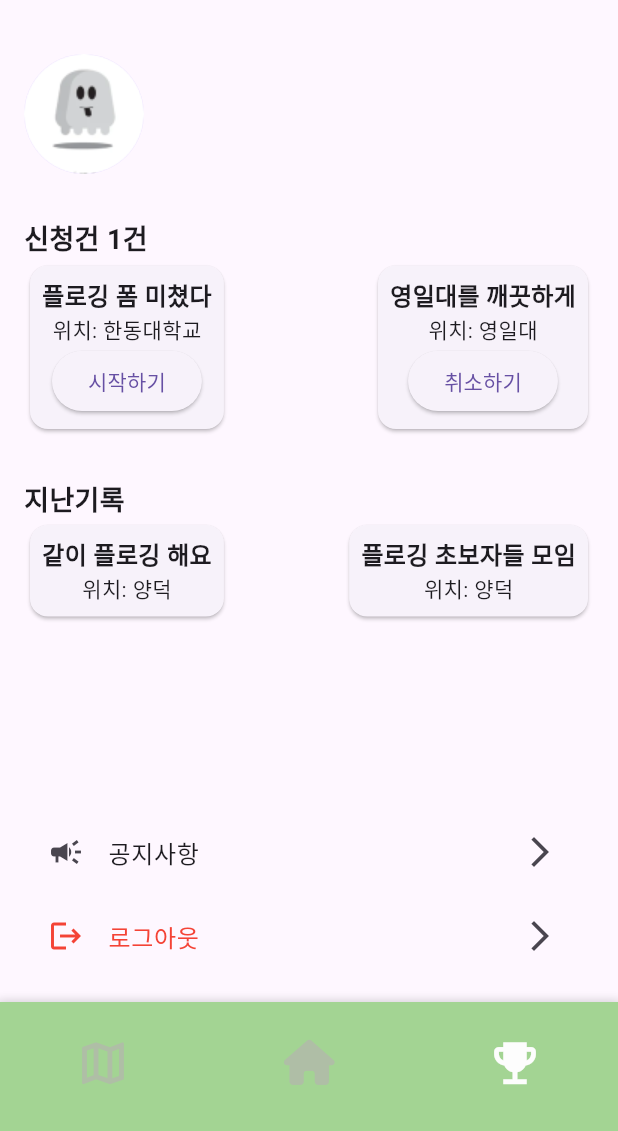
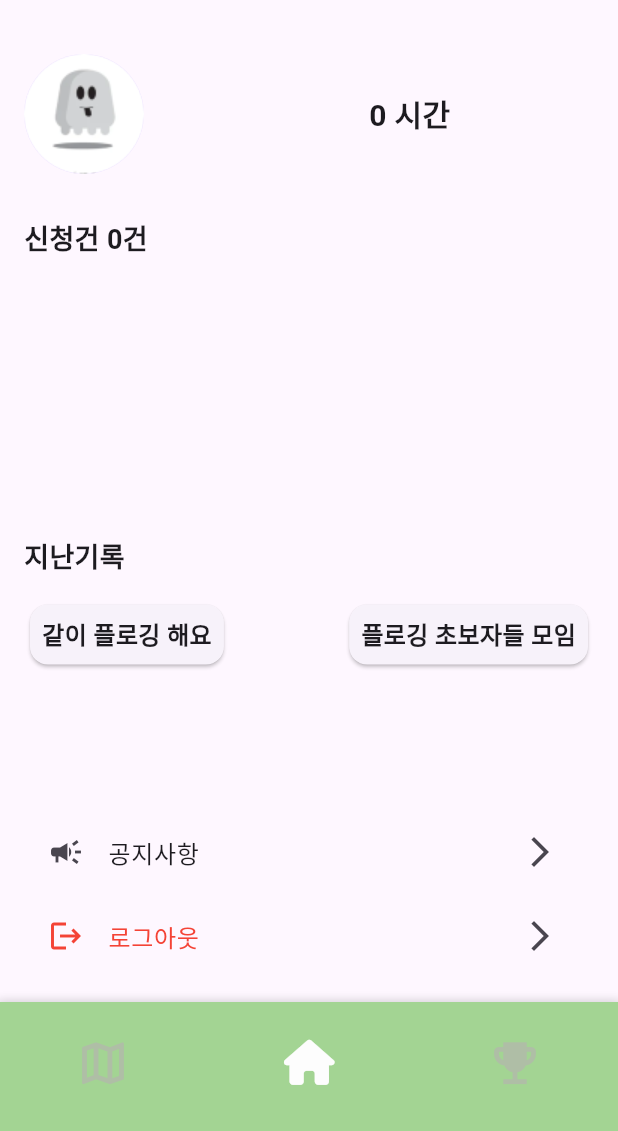
Before and after one commit to hzlloni/EveryPlogging, a Flutter app: the Profile screen opened directly, on a phone screen of 412 x 824 dp, the part 105-1236 px from its top. Run offline on Flutter 3.47's test engine with Material 3 defaults, Android fonts, the phone set to English and light mode, and no system bars; our stand-ins replace carousel_slider, cloud_firestore, firebase_auth, firebase_core, firebase_storage, font_awesome_flutter and 4 more; missing offline and left inert: google_ml_kit; accounts and stored records are empty.

Commit message:
change profile

```diff
--- a/lib/profile.dart
+++ b/lib/profile.dart
@@ -16,7 +16,8 @@ class Profile extends StatefulWidget {
 class _ProfileState extends State<Profile> {
   String name = '';
   String school = '';
-  int hours = 0;
+  int mytime = 0;
+  List<String> attend = [];
 
   @override
   void initState() {
@@ -33,7 +34,8 @@ class _ProfileState extends State<Profile> {
       setState(() {
         name = userDoc['name'];
         school = userDoc['school'];
-        //hours = userDoc['hours'];
+        mytime = userDoc['mytime'];
+        attend = List<String>.from(userDoc['attend'] ?? []);
       });
     }
   }
@@ -52,7 +54,7 @@ class _ProfileState extends State<Profile> {
     return Scaffold(
       appBar: SubAppBar(),
       bottomNavigationBar: BottomNavi(
-        selectedIndex: 2,
+        selectedIndex: 1,
         onItemTapped: (index) {
           print('Selected Index: $index');
         },
@@ -83,24 +85,31 @@ class _ProfileState extends State<Profile> {
                     ),
                   ],
                 ),
-                Spacer(),
-                // Text(
-                //     "$hours시간",
-                //     style: TextStyle(fontSize: 20, fontWeight: FontWeight.bold),
-                //     ),
+                //Spacer(),
+                SizedBox(width: 130),
+                Text(
+                  "$mytime 시간",
+                  style: TextStyle(fontSize: 20, fontWeight: FontWeight.bold),
+                ),
               ],
             ),
             SizedBox(height: 30),
-            _buildSectionHeader("신청건 1건"),
-            Row(
-              mainAxisAlignment: MainAxisAlignment.spaceBetween,
-              children: [
-                _buildRequestCard("플로깅 폼 미쳤다", "한동대학교", "시작하기"),
-                _buildRequestCard("영일대를 깨끗하게", "영일대", "취소하기"),
-              ],
+            _buildSectionHeader("신청건 ${attend.length}건"),
+            SizedBox(height: 15),
+            SizedBox(
+              height: 140, // Adjust the height as needed
+              child: SingleChildScrollView(
+                scrollDirection: Axis.horizontal,
+                child: Row(
+                  children: attend
+                      .map((item) => _buildRequestCard(item, "시작하기"))
+                      .toList(),
+                ),
+              ),
             ),
             SizedBox(height: 30),
             _buildSectionHeader("지난기록"),
+            SizedBox(height: 15),
             Row(
               mainAxisAlignment: MainAxisAlignment.spaceBetween,
               children: [
@@ -127,16 +136,64 @@ class _ProfileState extends State<Profile> {
     );
   }
 
-  Widget _buildRequestCard(String title, String location, String buttonLabel) {
+  Widget _buildRequestCard(String title, String buttonLabel) {
     return Card(
-      child: Padding(
-        padding: const EdgeInsets.all(8.0),
+      shape: RoundedRectangleBorder(
+        borderRadius: BorderRadius.circular(10.0),
+        side: BorderSide(color: Colors.black, width: 1),
+      ),
+      margin: EdgeInsets.symmetric(horizontal: 10.0),
+      child: Container(
+        width: 290,
+        height: 130,
+        padding: const EdgeInsets.all(16.0),
         child: Column(
+          crossAxisAlignment: CrossAxisAlignment.start,
           children: [
-            Text(title,
-                style: TextStyle(fontSize: 16, fontWeight: FontWeight.bold)),
-            Text("위치: $location"),
-            ElevatedButton(onPressed: () {}, child: Text(buttonLabel)),
+            Text(
+              title,
+              style: TextStyle(fontSize: 18, fontWeight: FontWeight.bold),
+            ),
+            SizedBox(height: 10),
+            // Row(
+            //   children: [
+            //     Icon(Icons.place, size: 16, color: Colors.grey),
+            //     SizedBox(width: 5),
+            //     Text(
+            //       '위치 : 한동대학교',
+            //       style: TextStyle(fontSize: 14, color: Colors.grey),
+            //     ),
+            //   ],
+            // ),
+            SizedBox(height: 10),
+            Row(
+              //mainAxisAlignment: MainAxisAlignment.spaceBetween,
+              children: [
+                ElevatedButton(
+                  onPressed: () {},
+                  style: ElevatedButton.styleFrom(
+                    backgroundColor: Color(0xFF79B6FF),
+                    foregroundColor: Colors.black,
+                    shape: RoundedRectangleBorder(
+                      borderRadius: BorderRadius.circular(5.0), // 버튼 둥글기
+                    ),
+                  ),
+                  child: Text("시작하기"),
+                ),
+                SizedBox(width: 25),
+                ElevatedButton(
+                  onPressed: () {},
+                  style: ElevatedButton.styleFrom(
+                    backgroundColor: Color(0xFFCCCBCB),
+                    foregroundColor: Colors.black,
+                    shape: RoundedRectangleBorder(
+                      borderRadius: BorderRadius.circular(5.0), // 버튼 둥글기
+                    ),
+                  ),
+                  child: Text("취소하기"),
+                ),
+              ],
+            ),
           ],
         ),
       ),
@@ -151,7 +208,6 @@ class _ProfileState extends State<Profile> {
           children: [
             Text(title,
                 style: TextStyle(fontSize: 16, fontWeight: FontWeight.bold)),
-            Text("위치: $location"),
           ],
         ),
       ),
--- a/lib/signup.dart
+++ b/lib/signup.dart
@@ -96,6 +96,7 @@ void _saveUserData() async {
         'school': _schoolController.text,
         'attend': [], // 비어 있는 attend 필드를 추가합니다.
         'end': [], // 비어 있는 end 필드를 추가합니다.
+        'mytime': 0, // mytime 필드를 0으로 초기화합니다.
       });
 
       Navigator.pushReplacement(
@@ -110,7 +111,6 @@ void _saveUserData() async {
       });
     }
   }
-
 
   @override
   Widget build(BuildContext context) {
```
Also changed, not shown: 1 other file. Lines whose indentation alone changed are shown as unchanged.
